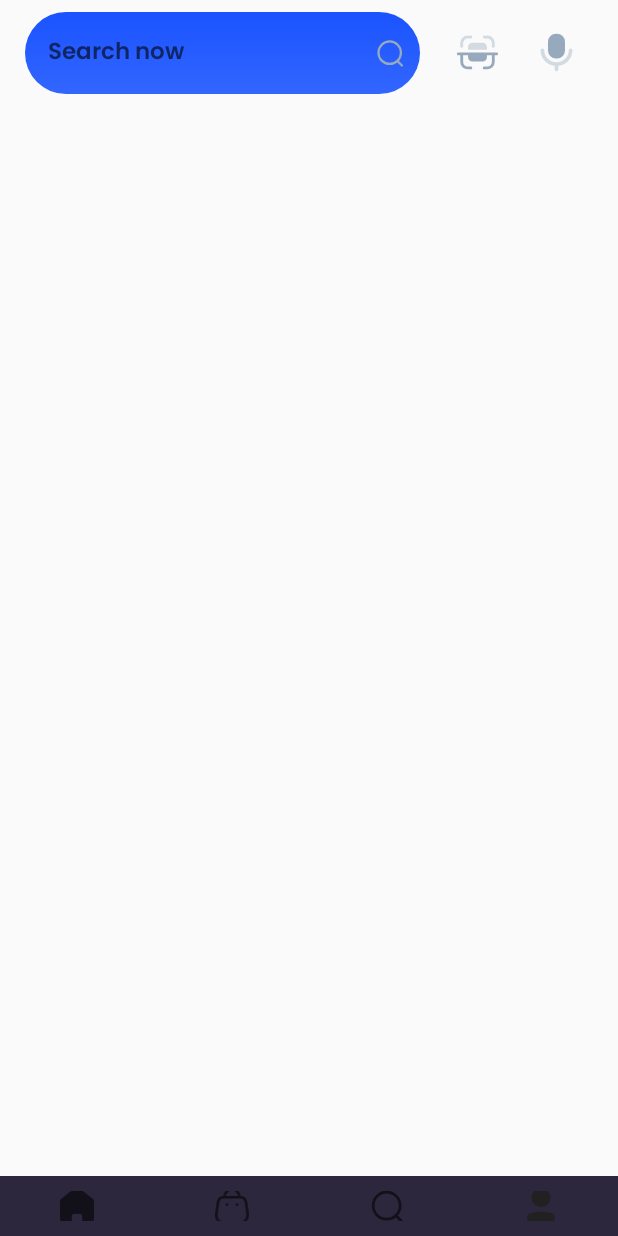
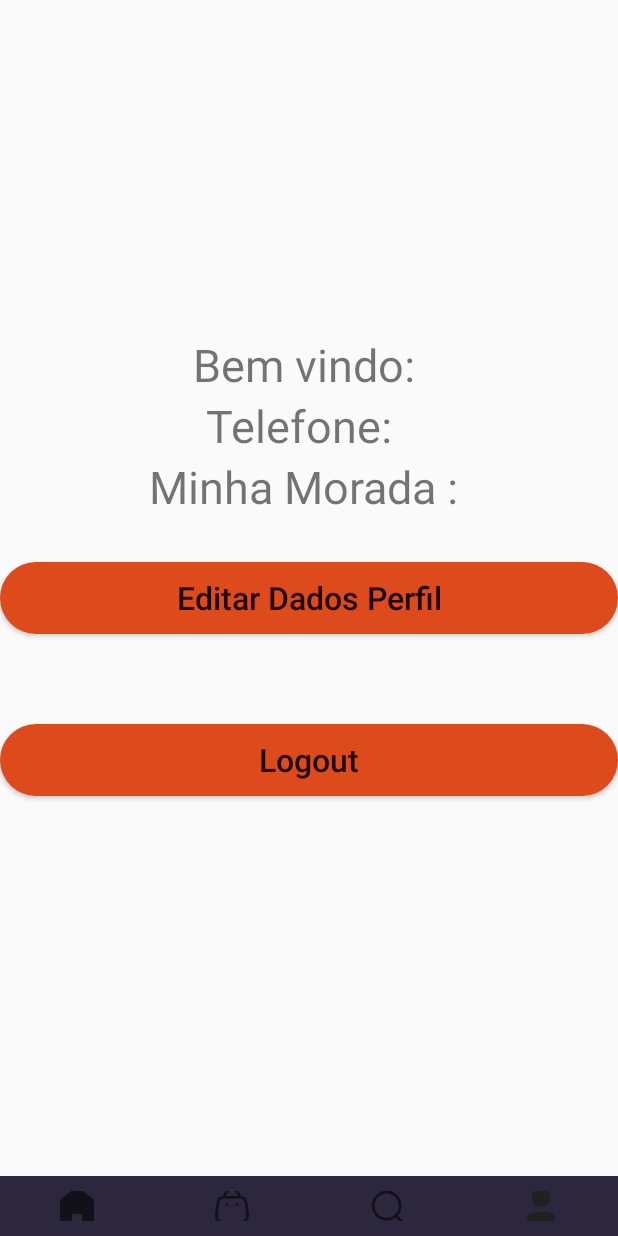
Before and after one commit to aluno20482/AIBuyISell, an Android app built with Jetpack Compose: the ProfileFragment screen opened through its navigation route, on a phone screen of 412 x 824 dp. Run offline under Robolectric (Android 15) with nearby library versions, the phone set to English and light mode, and no system bars; our stand-ins replace Dagger/Hilt's generated code, Firebase (no records; nobody signed in at launch, a user with empty details on screens opened directly), navigation-ui.

Commit message:
Redireciona para produtos, fragmento profile com dados do user autenticado

```diff
--- a/app/src/main/java/com/example/projeto/activities/LoginActivity.kt
+++ b/app/src/main/java/com/example/projeto/activities/LoginActivity.kt
@@ -190,7 +190,7 @@ class LoginActivity : MainActivity(){
                     FirestoreClass().getUsersDetails(this@LoginActivity)
 
                     // Sign in success, agora vamos para a proxima activity
-                    val intent = Intent(this, MainActivity::class.java)
+                    val intent = Intent(this, ShoppingActivity::class.java)
                     startActivity(intent)
 
                     hideProgressDialog();
--- a/app/src/main/java/com/example/projeto/fragment/shopping/ProfileFragment.kt
+++ b/app/src/main/java/com/example/projeto/fragment/shopping/ProfileFragment.kt
@@ -1,48 +1,106 @@
 package com.example.projeto.fragment.shopping
 
+import android.content.Intent
 import android.os.Bundle
 import android.view.LayoutInflater
 import android.view.View
 import android.view.ViewGroup
+import android.widget.Button
 import android.widget.TextView
+import android.widget.Toast
 import androidx.appcompat.app.AppCompatActivity
 import androidx.compose.ui.unit.Constraints
 import androidx.fragment.app.Fragment
 import com.example.projeto.R
+import com.example.projeto.activities.LoginActivity
+import com.example.projeto.activities.UserProfileActivity
+import com.example.projeto.databinding.ActivitySubmitEmailBinding
 import com.example.projeto.databinding.FragmentHomeBinding
+import com.example.projeto.databinding.FragmentProfileBinding
 import com.example.projeto.utils.Constants
+import com.google.firebase.auth.FirebaseAuth
 
 class ProfileFragment : Fragment(R.layout.fragment_profile) {
 
     //criar o binding para a interagir coma  interface
-    private lateinit var  binding : FragmentHomeBinding
+    private lateinit var binding: FragmentProfileBinding
 
     override fun onCreateView(
-        inflater : LayoutInflater,
+        inflater: LayoutInflater,
         container: ViewGroup?,
-        savedInstance: Bundle?
+        savedInstance: Bundle?,
     ): View {
-        binding = FragmentHomeBinding.inflate(inflater)
+        binding = FragmentProfileBinding.inflate(inflater)
         return binding.root
     }
 
+
+    //vista para mostar dados do ultizador
     override fun onViewCreated(view: View, savedInstanceState: Bundle?) {
         super.onViewCreated(view, savedInstanceState)
-        displayUserData()
-
+        mostarDadosUtilizador()
     }
 
 
-    //mostrar dados do utlizador
-    private fun displayUserData(){
+    //função para mostrar dados do utlizador que tem o login efetuado
+    private fun mostarDadosUtilizador() {
 
-        val sharedPreferences = this.requireActivity().getSharedPreferences(Constants.MINHALOJA, AppCompatActivity.MODE_PRIVATE)
+        val sharedPreferences = this.requireActivity()
+            .getSharedPreferences(Constants.MINHALOJA, AppCompatActivity.MODE_PRIVATE)
 
         val username = sharedPreferences.getString(Constants.LOGGED_IN_USERNAME, "")!!
+        val telefone = sharedPreferences.getString(Constants.LOGGED_IN_CONTACTO, "")!!
+        val morada = sharedPreferences.getString(Constants.LOGGED_IN_MORADA, "")!!
+
+        binding.fragProfileMostrarNomeCompleto.text = "Bem vindo: $username"
+        binding.fragProfileMostrarContacto.text = "Telefone:  $telefone"
+        binding.fragProfileNMostrarMorada.text = "Minha Morada : $morada"
+    }
 
 
-       // binding.frag_profile_mostrar_nome.text ="Bem vindo $username"
+    //BOTAO EDITAR DADOS
+    /*
+    val editarDadosButton = binding.buttonEditarDadosPerfil
+    editarDadosButton.setOnClickListener {
+        //Metedo ir  para a tela
+        IrParaJanelaEditarDados()
+    }
+
+    private fun IrParaJanelaEditarDados() {
+
+        //passar contexto + class
+        val JanelaEditar = Intent(this, UserProfileActivity::class.java)
+        startActivity(JanelaEditar)
 
     }
+     */
 
+
+    //BOTAO LOGOUT
+   /*
+    val loginButton = binding.buttonLogout
+    loginButton.setOnClickListener {
+        performLogout()
     }
+
+    private fun performLogout() {
+
+        FirebaseAuth.getInstance().signOut();
+
+
+        //Logout success, voltar para a activity do login
+
+        // Sign in success, agora vamos para a proxima activity
+
+        val intent = Intent(this, LoginActivity::class.java)
+        startActivity(intent)
+
+        Toast.makeText(baseContext, "Logout Sucess.",
+            Toast.LENGTH_SHORT
+        ).show()
+    }
+
+     */
+
+
+}
--- a/app/src/main/res/layout/fragment_profile.xml
+++ b/app/src/main/res/layout/fragment_profile.xml
@@ -11,15 +11,63 @@
         android:orientation="vertical"
         android:layout_centerVertical="true">
 
+
         <TextView
-            android:id="@+id/frag_profile_mostrar_nome"
+            android:id="@+id/frag_profile__mostrar_Nome_Completo"
             android:layout_width="match_parent"
             android:layout_height="wrap_content"
-            android:text="Ola: "
+            android:text=""
             android:textAlignment="center"
             android:textSize="30dp"
             android:layout_centerVertical="true"
             />
+
+
+        <TextView
+            android:id="@+id/frag_profile__mostrar_contacto"
+            android:layout_width="match_parent"
+            android:layout_height="wrap_content"
+            android:text=""
+            android:textAlignment="center"
+            android:textSize="30dp"
+            android:layout_centerVertical="true"
+            />
+
+        <TextView
+            android:id="@+id/frag_profile_n_mostrar_morada"
+            android:layout_width="match_parent"
+            android:layout_height="wrap_content"
+            android:text=""
+            android:textAlignment="center"
+            android:textSize="30dp"
+            android:layout_centerVertical="true"
+            />
+
+
+        <androidx.appcompat.widget.AppCompatButton
+            android:id="@+id/button_Editar_Dados_Perfil"
+            android:layout_width="match_parent"
+            android:layout_height="wrap_content"
+            android:layout_marginTop="30dp"
+            android:layout_marginBottom="30dp"
+            android:background="@drawable/button_background"
+            android:text="Editar Dados Perfil"
+            android:textAllCaps="false"
+            android:textSize="21sp" />
+
+        <androidx.appcompat.widget.AppCompatButton
+            android:id="@+id/button_Logout"
+            android:layout_width="match_parent"
+            android:layout_height="wrap_content"
+            android:layout_marginTop="30dp"
+            android:layout_marginBottom="30dp"
+            android:background="@drawable/button_background"
+            android:text="Logout"
+            android:textAllCaps="false"
+            android:textSize="21sp"
+            />
+
+
 
 
     </LinearLayout>
```
